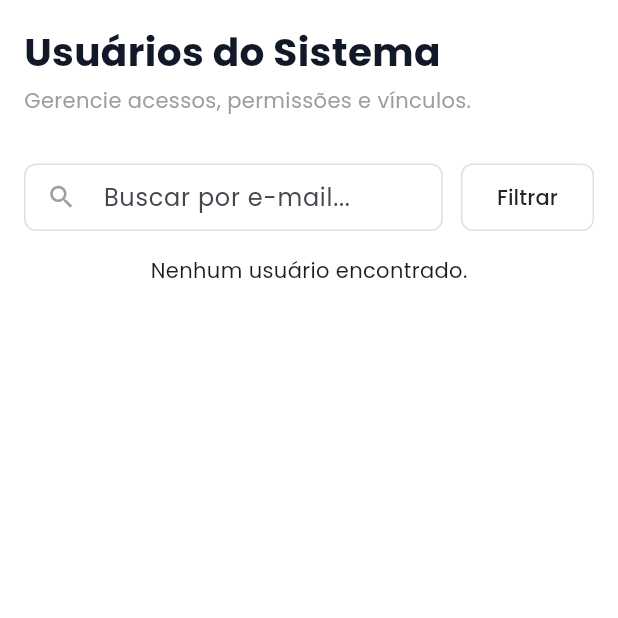
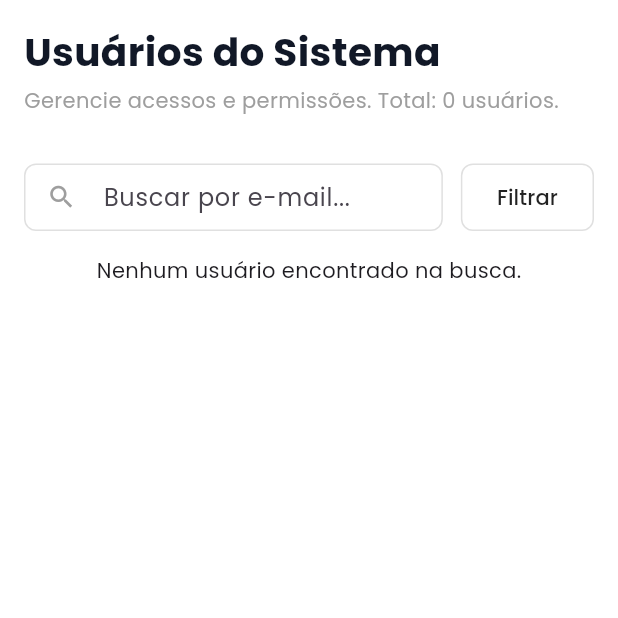
Before and after one commit to renannigor/aiesec-lar-global, a Flutter app: the UsuariosUI screen opened directly, on a phone screen of 412 x 824 dp, the top half of it. Run offline on Flutter 3.47's test engine with Material 3 defaults, Android fonts, the light colour scheme and no system bars; our stand-ins replace cloud_firestore, csv, firebase_auth, firebase_core, firebase_messaging, google_fonts and 2 more; missing offline and left inert: file_saver; accounts and stored records are empty; project files that could hold a hidden picture were left out.

```diff
--- a/lib/data/models/usuario/usuario.dart
+++ b/lib/data/models/usuario/usuario.dart
@@ -40,10 +40,12 @@ class Usuario {
   Usuario.fromJson(Map<String, dynamic> json, {required String id})
     : this(
         uid: id,
-        email: json['email']! as String,
-        nome: json['nome']! as String,
-        fotoPerfilUrl: json['fotoPerfilUrl']! as String,
-        criadoEm: (json['criadoEm']! as Timestamp).toDate(),
+        email: json['email'] as String? ?? 'E-mail não informado',
+        nome: json['nome'] as String? ?? 'Usuário Desconhecido',
+        fotoPerfilUrl: json['fotoPerfilUrl'] as String? ?? '',
+        criadoEm: json['criadoEm'] != null
+            ? (json['criadoEm'] as Timestamp).toDate()
+            : DateTime.now(),
         perfil: _perfilFromString(json['perfil'] as String?),
 
         aiesecMaisProxima: json['aiesecMaisProxima'] as String?,
--- a/lib/features/admin/comite_local/comite_ui.dart
+++ b/lib/features/admin/comite_local/comite_ui.dart
@@ -81,11 +81,15 @@ class _ComiteUIState extends State<ComiteUI> {
           .first;
       final comiteId = acesso?.comiteGerenciado;
 
+      print("DEBUG: Acesso do usuário $uid ao comitê $comiteId");
+
       if (comiteId == null) throw Exception("Você não gerencia nenhum comitê.");
 
       final comiteLocal = await ComiteLocalService.instance.getComiteLocal(
         comiteId: comiteId,
       );
+
+      print("DEBUG: Dados do comitê local carregados: ${comiteLocal?.toJson()}");
 
       if (comiteLocal == null) {
         throw Exception("Dados do comitê não encontrados no banco.");
--- a/lib/features/super_admin/usuarios/components/usuarios_list_mobile.dart
+++ b/lib/features/super_admin/usuarios/components/usuarios_list_mobile.dart
@@ -11,18 +11,28 @@ class UsuariosListMobile extends StatelessWidget {
   final List<Usuario> usuarios;
   final List<ComiteLocal> comites;
   final String? currentUserId;
-  final Function(Usuario) onUpdateUser;
   final bool isLoading;
-  final Widget? loadMoreButton;
+
+  // Paginação
+  final int totalItems;
+  final int totalPages;
+  final int currentPage;
+  final int startIndex;
+  final int endIndex;
+  final Function(int) onPageChanged;
 
   const UsuariosListMobile({
     super.key,
     required this.usuarios,
     required this.comites,
     required this.currentUserId,
-    required this.onUpdateUser,
     required this.isLoading,
-    this.loadMoreButton,
+    required this.totalItems,
+    required this.totalPages,
+    required this.currentPage,
+    required this.startIndex,
+    required this.endIndex,
+    required this.onPageChanged,
   });
 
   String _formatDate(DateTime date) => DateFormat('dd/MM/yyyy').format(date);
@@ -33,10 +43,11 @@ class UsuariosListMobile extends StatelessWidget {
       return const Center(child: CircularProgressIndicator());
     }
     if (usuarios.isEmpty) {
-      return const Center(child: Text("Nenhum usuário encontrado."));
+      return const Center(child: Text("Nenhum usuário encontrado na busca."));
     }
 
     return Column(
+      crossAxisAlignment: CrossAxisAlignment.stretch,
       children: [
         ListView.separated(
           shrinkWrap: true,
@@ -45,8 +56,7 @@ class UsuariosListMobile extends StatelessWidget {
           separatorBuilder: (ctx, i) => const SizedBox(height: 12),
           itemBuilder: (context, index) {
             final usuario = usuarios[index];
-            final isMe =
-                usuario.uid == currentUserId; // <--- IDENTIFICA O LOGADO
+            final isMe = usuario.uid == currentUserId;
 
             return Container(
               padding: const EdgeInsets.all(16),
@@ -67,9 +77,8 @@ class UsuariosListMobile extends StatelessWidget {
                 children: [
                   Row(
                     children: [
-                      // --- APLICAÇÃO DO ERROR BUILDER NO MOBILE ---
                       Container(
-                        width: 40, // Equivalente ao radius 20
+                        width: 40,
                         height: 40,
                         decoration: BoxDecoration(
                           color: AppColors.primary.withValues(alpha: 0.1),
@@ -80,37 +89,12 @@ class UsuariosListMobile extends StatelessWidget {
                               ? Image.network(
                                   usuario.fotoPerfilUrl,
                                   fit: BoxFit.cover,
-                                  // Captura falhas (ex: Erro 429) e exibe as iniciais
-                                  errorBuilder: (context, error, stackTrace) {
-                                    return Center(
-                                      child: Text(
-                                        usuario.nome.isNotEmpty
-                                            ? usuario.nome[0].toUpperCase()
-                                            : '?',
-                                        style: const TextStyle(
-                                          fontWeight: FontWeight.bold,
-                                          color: AppColors.primary,
-                                          fontSize: 16,
-                                        ),
-                                      ),
-                                    );
-                                  },
+                                  errorBuilder: (_, __, ___) =>
+                                      _buildInitials(usuario),
                                 )
-                              : Center(
-                                  child: Text(
-                                    usuario.nome.isNotEmpty
-                                        ? usuario.nome[0].toUpperCase()
-                                        : '?',
-                                    style: const TextStyle(
-                                      fontWeight: FontWeight.bold,
-                                      color: AppColors.primary,
-                                      fontSize: 16,
-                                    ),
-                                  ),
-                                ),
+                              : _buildInitials(usuario),
                         ),
                       ),
-                      // --------------------------------------------
                       const SizedBox(width: 12),
                       Expanded(
                         child: Column(
@@ -160,11 +144,7 @@ class UsuariosListMobile extends StatelessWidget {
                                 color: Colors.grey,
                               ),
                             ),
-                            DropdownPerfil(
-                              usuario: usuario,
-                              onUpdate: onUpdateUser,
-                              isDisabled: isMe, // <--- PASSA O BLOQUEIO
-                            ),
+                            DropdownPerfil(usuario: usuario, isDisabled: isMe),
                           ],
                         ),
                       ),
@@ -183,8 +163,7 @@ class UsuariosListMobile extends StatelessWidget {
                             DropdownComite(
                               usuario: usuario,
                               comites: comites,
-                              onUpdate: onUpdateUser,
-                              isDisabled: isMe, // <--- PASSA O BLOQUEIO
+                              isDisabled: isMe,
                             ),
                           ],
                         ),
@@ -196,9 +175,69 @@ class UsuariosListMobile extends StatelessWidget {
             );
           },
         ),
-        const SizedBox(height: 24),
-        if (loadMoreButton != null) loadMoreButton!,
+
+        // --- RODAPÉ DE PAGINAÇÃO MOBILE ---
+        if (totalPages > 1) ...[
+          const SizedBox(height: 24),
+          Container(
+            padding: const EdgeInsets.symmetric(vertical: 16, horizontal: 12),
+            decoration: BoxDecoration(
+              color: Colors.white,
+              borderRadius: BorderRadius.circular(8),
+              border: Border.all(color: const Color(0xFFE5E7EB)),
+            ),
+            child: Column(
+              children: [
+                Text(
+                  "Mostrando ${startIndex + 1} a $endIndex de $totalItems resultados",
+                  style: TextStyle(color: Colors.grey.shade500, fontSize: 12),
+                ),
+                const SizedBox(height: 8),
+                Row(
+                  mainAxisAlignment: MainAxisAlignment.center,
+                  children: [
+                    IconButton(
+                      icon: const Icon(Icons.chevron_left, size: 24),
+                      onPressed: currentPage > 1
+                          ? () => onPageChanged(currentPage - 1)
+                          : null,
+                    ),
+                    Padding(
+                      padding: const EdgeInsets.symmetric(horizontal: 16.0),
+                      child: Text(
+                        "$currentPage / $totalPages",
+                        style: const TextStyle(
+                          fontSize: 14,
+                          fontWeight: FontWeight.bold,
+                        ),
+                      ),
+                    ),
+                    IconButton(
+                      icon: const Icon(Icons.chevron_right, size: 24),
+                      onPressed: currentPage < totalPages
+                          ? () => onPageChanged(currentPage + 1)
+                          : null,
+                    ),
+                  ],
+                ),
+              ],
+            ),
+          ),
+        ],
       ],
     );
   }
+
+  Widget _buildInitials(Usuario usuario) {
+    return Center(
+      child: Text(
+        usuario.nome.isNotEmpty ? usuario.nome[0].toUpperCase() : '?',
+        style: const TextStyle(
+          fontWeight: FontWeight.bold,
+          color: AppColors.primary,
+          fontSize: 16,
+        ),
+      ),
+    );
+  }
 }
--- a/lib/features/super_admin/usuarios/usuarios_ui.dart
+++ b/lib/features/super_admin/usuarios/usuarios_ui.dart
@@ -1,9 +1,8 @@
+import 'dart:math';
 import 'package:aiesec_lar_global/data/services/collection_references.dart';
 import 'package:flutter/material.dart';
-import 'package:cloud_firestore/cloud_firestore.dart';
 
 // Imports do Projeto
-import 'package:aiesec_lar_global/core/theme/app_colors.dart';
 import 'package:aiesec_lar_global/core/utils/snackbar.dart';
 import 'package:aiesec_lar_global/core/widgets/responsive.dart';
 import 'package:aiesec_lar_global/data/models/usuario/usuario.dart';
@@ -11,7 +10,7 @@ import 'package:aiesec_lar_global/data/models/comite_local/comite_local.dart';
 import 'package:aiesec_lar_global/data/services/usuario_service.dart';
 import 'package:aiesec_lar_global/data/services/auth_service.dart';
 
-// Imports dos Widgets Locais Refatorados
+// Imports dos Widgets Locais
 import 'components/usuarios_filter.dart';
 import 'components/usuarios_table_desktop.dart';
 import 'components/usuarios_list_mobile.dart';
@@ -24,94 +23,46 @@ class UsuariosUI extends StatefulWidget {
 }
 
 class _UsuariosUIState extends State<UsuariosUI> {
-  // --- Estados ---
-  final List<Usuario> _usuarios = [];
   List<ComiteLocal> _comites = [];
   String? _currentUserId;
   final TextEditingController _searchController = TextEditingController();
+  String _searchTerm = '';
 
-  // Paginação
-  final int _usersPerPage = 20;
-  DocumentSnapshot? _lastDocument;
-  int _totalUsers = 0;
-  bool _isLoading = false;
-  bool _isLoadingMore = false;
-  String? _searchTerm;
+  // --- Lógica de Paginação Local ---
+  int _currentPage = 1;
+  final int _itemsPerPage = 10;
+  bool _isLoadingComites = true;
 
   @override
   void initState() {
     super.initState();
-    _carregarDadosIniciais();
+    _carregarComites();
   }
 
-  Future<void> _carregarDadosIniciais() async {
-    setState(() => _isLoading = true);
-
-    // Captura o ID do usuário atual
+  Future<void> _carregarComites() async {
     final user = AuthService.instance.currentUser;
     _currentUserId = user?.uid;
 
     try {
-      // Usando FirebaseCollections para carregar os comitês
       final comitesSnapshot = await FirebaseCollections.comitesLocais.get();
-      _comites = comitesSnapshot.docs.map((d) => d.data()).toList();
-
-      _totalUsers = await UsuarioService.instance.getTotalUsuarios();
-
-      await _buscarUsuarios(reset: true);
+      if (mounted) {
+        setState(() {
+          _comites = comitesSnapshot.docs.map((d) => d.data()).toList();
+          _isLoadingComites = false;
+        });
+      }
     } catch (e) {
       if (mounted) {
-        setState(() => _isLoading = false);
-        SnackbarUtils.showError("Erro ao carregar dados: $e");
+        setState(() => _isLoadingComites = false);
+        SnackbarUtils.showError("Erro ao carregar comitês: $e");
       }
     }
   }
 
-  Future<void> _buscarUsuarios({bool reset = false}) async {
-    if (reset) {
-      setState(() {
-        _isLoading = true;
-        _lastDocument = null;
-        _usuarios.clear();
-      });
-    } else {
-      setState(() => _isLoadingMore = true);
-    }
-
-    try {
-      final docs = await UsuarioService.instance.getUsuariosPaginados(
-        limit: _usersPerPage,
-        startAfter: _lastDocument,
-        buscaEmail: _searchTerm,
-      );
-
-      setState(() {
-        final novosUsuarios = docs.map((d) => d.data()).toList();
-        _usuarios.addAll(novosUsuarios);
-        if (docs.isNotEmpty) _lastDocument = docs.last;
-
-        _isLoading = false;
-        _isLoadingMore = false;
-      });
-    } catch (e) {
-      setState(() {
-        _isLoading = false;
-        _isLoadingMore = false;
-      });
-      if (mounted) SnackbarUtils.showError("Erro ao buscar: $e");
-    }
-  }
-
   void _realizarBusca() {
-    setState(() => _searchTerm = _searchController.text.trim());
-    _buscarUsuarios(reset: true);
-  }
-
-  void _atualizarUsuarioNaLista(Usuario usuarioAtualizado) {
     setState(() {
-      final index =
-          _usuarios.indexWhere((u) => u.uid == usuarioAtualizado.uid);
-      if (index != -1) _usuarios[index] = usuarioAtualizado;
+      _searchTerm = _searchController.text.trim().toLowerCase();
+      _currentPage = 1; // Volta para a página 1 ao pesquisar
     });
   }
 
@@ -119,21 +70,80 @@ class _UsuariosUIState extends State<UsuariosUI> {
   Widget build(BuildContext context) {
     return Scaffold(
       backgroundColor: Colors.white,
-      body: Responsive(
-        mobile: _buildLayout(isMobile: true),
-        tablet: _buildLayout(isMobile: false, padding: 16),
-        desktop: _buildLayout(isMobile: false, padding: 32),
+      body: StreamBuilder<List<Usuario>>(
+        stream: UsuarioService.instance.getTodosUsuariosStream(),
+        builder: (context, snapshot) {
+          if (snapshot.connectionState == ConnectionState.waiting &&
+              !snapshot.hasData) {
+            return const Center(child: CircularProgressIndicator());
+          }
+
+          final todosUsuarios = snapshot.data ?? [];
+
+          // 1. Filtro Local por E-mail ou Nome
+          final listaExibida = todosUsuarios.where((u) {
+            if (_searchTerm.isEmpty) return true;
+            return u.email.toLowerCase().contains(_searchTerm) ||
+                u.nome.toLowerCase().contains(_searchTerm);
+          }).toList();
+
+          // 2. Cálculos de Paginação
+          final totalItems = listaExibida.length;
+          final totalPages = (totalItems / _itemsPerPage).ceil();
+          final startIndex = (_currentPage - 1) * _itemsPerPage;
+          final endIndex = min(startIndex + _itemsPerPage, totalItems);
+          final paginatedList = totalItems > 0
+              ? listaExibida.sublist(startIndex, endIndex)
+              : <Usuario>[];
+
+          return Responsive(
+            mobile: _buildLayout(
+              isMobile: true,
+              paginatedList: paginatedList,
+              totalItems: totalItems,
+              totalPages: totalPages,
+              startIndex: startIndex,
+              endIndex: endIndex,
+            ),
+            tablet: _buildLayout(
+              isMobile: false,
+              padding: 16,
+              paginatedList: paginatedList,
+              totalItems: totalItems,
+              totalPages: totalPages,
+              startIndex: startIndex,
+              endIndex: endIndex,
+            ),
+            desktop: _buildLayout(
+              isMobile: false,
+              padding: 32,
+              paginatedList: paginatedList,
+              totalItems: totalItems,
+              totalPages: totalPages,
+              startIndex: startIndex,
+              endIndex: endIndex,
+            ),
+          );
+        },
       ),
     );
   }
 
-  Widget _buildLayout({required bool isMobile, double padding = 16}) {
+  Widget _buildLayout({
+    required bool isMobile,
+    double padding = 16,
+    required List<Usuario> paginatedList,
+    required int totalItems,
+    required int totalPages,
+    required int startIndex,
+    required int endIndex,
+  }) {
     return SingleChildScrollView(
       padding: EdgeInsets.all(padding),
       child: Column(
         crossAxisAlignment: CrossAxisAlignment.stretch,
         children: [
-          _buildHeader(),
+          _buildHeader(totalItems),
           const SizedBox(height: 32),
 
           UsuariosFilter(
@@ -146,28 +156,36 @@ class _UsuariosUIState extends State<UsuariosUI> {
 
           if (isMobile)
             UsuariosListMobile(
-              usuarios: _usuarios,
+              usuarios: paginatedList,
               comites: _comites,
               currentUserId: _currentUserId,
-              isLoading: _isLoading,
-              onUpdateUser: _atualizarUsuarioNaLista,
-              loadMoreButton: _buildLoadMoreButton(),
+              isLoading: _isLoadingComites,
+              totalItems: totalItems,
+              totalPages: totalPages,
+              currentPage: _currentPage,
+              startIndex: startIndex,
+              endIndex: endIndex,
+              onPageChanged: (page) => setState(() => _currentPage = page),
             )
           else
             UsuariosTableDesktop(
-              usuarios: _usuarios,
+              usuarios: paginatedList,
               comites: _comites,
               currentUserId: _currentUserId,
-              isLoading: _isLoading,
-              onUpdateUser: _atualizarUsuarioNaLista,
-              loadMoreButton: _buildLoadMoreButton(),
+              isLoading: _isLoadingComites,
+              totalItems: totalItems,
+              totalPages: totalPages,
+              currentPage: _currentPage,
+              startIndex: startIndex,
+              endIndex: endIndex,
+              onPageChanged: (page) => setState(() => _currentPage = page),
             ),
         ],
       ),
     );
   }
 
-  Widget _buildHeader() {
+  Widget _buildHeader(int totalItems) {
     return Column(
       crossAxisAlignment: CrossAxisAlignment.start,
       children: [
@@ -181,53 +199,10 @@ class _UsuariosUIState extends State<UsuariosUI> {
         ),
         const SizedBox(height: 4),
         Text(
-          "Gerencie acessos, permissões e vínculos.",
+          "Gerencie acessos e permissões. Total: $totalItems usuários.",
           style: TextStyle(fontSize: 14, color: Colors.grey[500]),
         ),
       ],
     );
   }
-
-  Widget _buildLoadMoreButton() {
-    if (_usuarios.isEmpty) return const SizedBox();
-
-    if (_usuarios.length >= _totalUsers && _totalUsers > 0) {
-      return Container(
-        padding: const EdgeInsets.all(16),
-        alignment: Alignment.center,
-        child: Text(
-          "Todos os $_totalUsers usuários carregados.",
-          style: TextStyle(color: Colors.grey[500], fontSize: 12),
-        ),
-      );
-    }
-
-    return Container(
-      width: double.infinity,
-      padding: const EdgeInsets.symmetric(vertical: 12, horizontal: 24),
-      decoration: const BoxDecoration(
-        border: Border(top: BorderSide(color: Color(0xFFE5E7EB))),
-        color: Colors.white,
-      ),
-      child: Center(
-        child: _isLoadingMore
-            ? const SizedBox(
-                width: 24,
-                height: 24,
-                child: CircularProgressIndicator(strokeWidth: 2),
-              )
-            : TextButton.icon(
-                onPressed: () => _buscarUsuarios(reset: false),
-                icon: const Icon(Icons.expand_more, color: AppColors.primary),
-                label: const Text(
-                  "Carregar mais usuários",
-                  style: TextStyle(
-                    color: AppColors.primary,
-                    fontWeight: FontWeight.bold,
-                  ),
-                ),
-              ),
-      ),
-    );
-  }
 }
```
Also changed, not shown: lib/auth_gate.dart (+27 -15 lines), lib/features/super_admin/usuarios/components/usuarios_table_desktop.dart (+116 -75 lines), lib/features/super_admin/usuarios/widgets/dropdown_comite.dart (+36 -23 lines), lib/features/super_admin/usuarios/widgets/dropdown_perfil.dart (+11 -10 lines).
